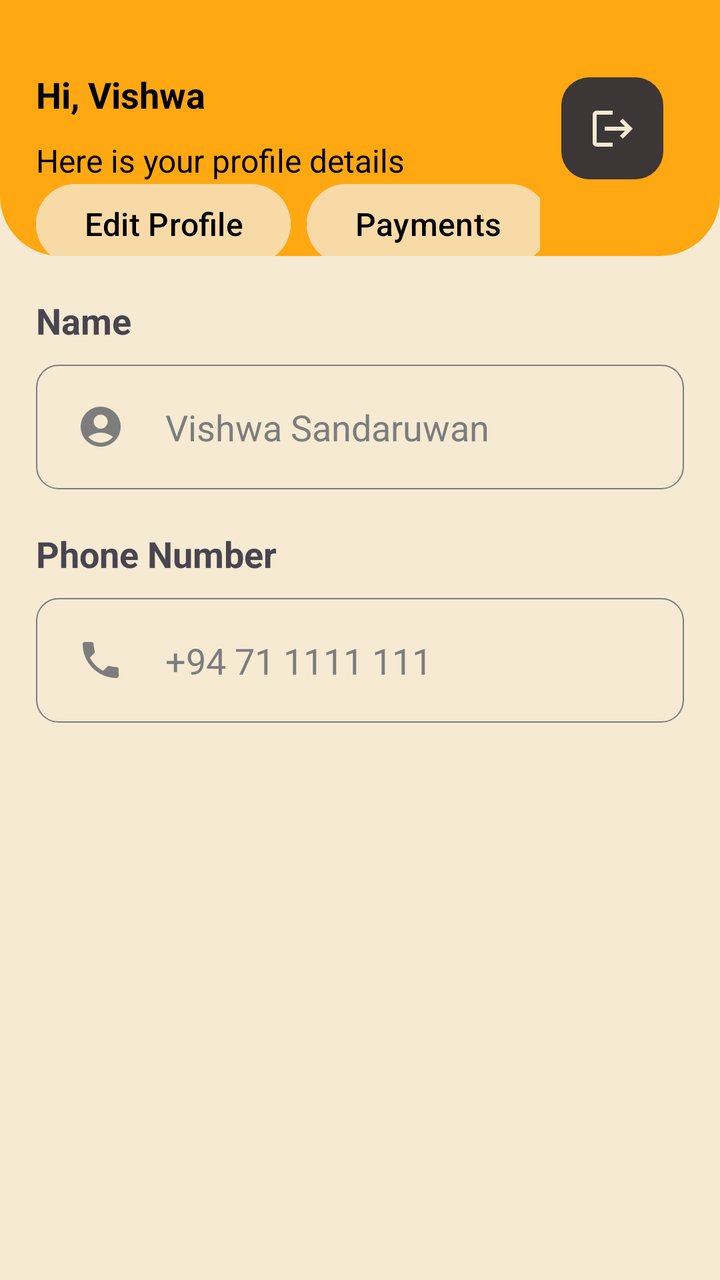
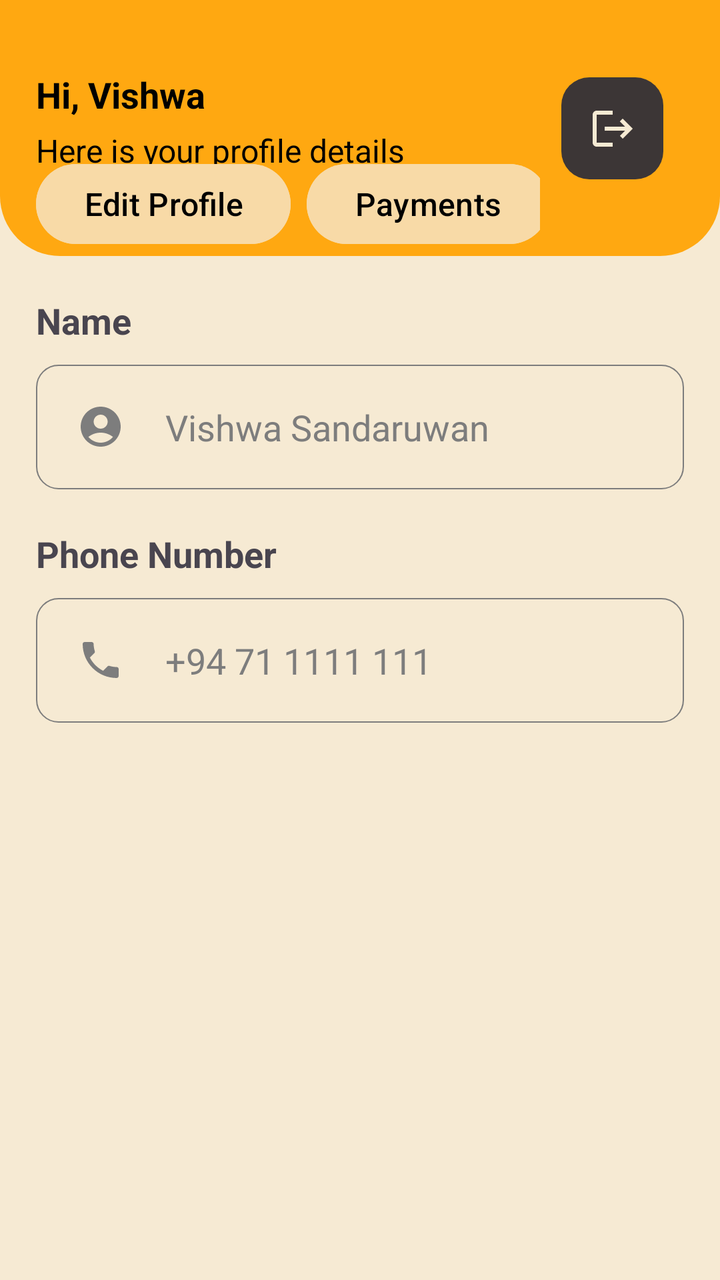

Screens rendered from an Android XML layout before and after an edit, with the pre-edit source and the edit as a unified diff.
<!-- AndroidManifest.xml: application theme Theme.Parkngo -->
<!-- res/layout/fragment_profile.xml -->
<?xml version="1.0" encoding="utf-8"?>
<LinearLayout xmlns:android="http://schemas.android.com/apk/res/android"
    xmlns:tools="http://schemas.android.com/tools"
    android:layout_width="match_parent"
    android:layout_height="match_parent"
    xmlns:app="http://schemas.android.com/apk/res-auto"
    tools:context=".profile.ProfileFragment"
    android:orientation="vertical"
    android:background="@color/backgroundColor">


    <androidx.constraintlayout.widget.ConstraintLayout
        android:layout_weight="2"
        android:background="@drawable/top_app_bar"
        android:layout_width="match_parent"
        android:layout_height="0dp"
        android:paddingHorizontal="18dp">

        <LinearLayout
            app:layout_constraintTop_toTopOf="parent"
            app:layout_constraintStart_toStartOf="parent"
            android:layout_width="match_parent"
            android:layout_height="match_parent">

            
            <androidx.constraintlayout.widget.ConstraintLayout
                android:layout_width="0dp"
                android:layout_weight="2.8"
                android:layout_height="match_parent"
                >

                <TextView
                    android:id="@+id/appbar_main_text"
                    android:layout_width="wrap_content"
                    android:layout_height="wrap_content"
                    android:layout_marginTop="35dp"
                    android:text="Hi, Vishwa"
                    android:textColor="@color/textPrimary"
                    android:textSize="18sp"
                    android:textStyle="bold"
                    app:layout_constraintStart_toStartOf="parent"
                    app:layout_constraintTop_toTopOf="parent" />

                <TextView
                    android:id="@+id/appbar_secondary_text"
                    android:layout_width="wrap_content"
                    android:layout_height="wrap_content"
                    android:layout_marginTop="10dp"
                    android:text="Here is your profile details"
                    android:textColor="@color/textPrimary"
                    android:textSize="16sp"
                    app:layout_constraintStart_toStartOf="parent"
                    app:layout_constraintTop_toBottomOf="@+id/appbar_main_text" />

                <Button
                    android:onClick="edit_profile_btn_handler"
                    android:id="@+id/button"
                    android:layout_width="wrap_content"
                    android:layout_height="wrap_content"
                    android:layout_marginTop="5dp"
                    android:text="Edit Profile"
                    style="@style/loginSignupBtnStyle"
                    app:cornerRadius="30dp"
                    app:layout_constraintBottom_toBottomOf="parent"
                    app:layout_constraintStart_toStartOf="parent"
                    app:layout_constraintTop_toBottomOf="@+id/appbar_secondary_text" />

                <Button
                    android:id="@+id/button2"
                    android:layout_width="wrap_content"
                    android:layout_height="wrap_content"
                    android:text="Payments"
                    android:layout_marginStart="8dp"
                    style="@style/loginSignupBtnStyle"
                    app:cornerRadius="30dp"
                    app:layout_constraintBottom_toBottomOf="@+id/button"
                    app:layout_constraintStart_toEndOf="@+id/button"
                    app:layout_constraintTop_toTopOf="@+id/button" />


            </androidx.constraintlayout.widget.ConstraintLayout>

            
            <androidx.constraintlayout.widget.ConstraintLayout
                android:layout_width="0dp"
                android:layout_weight="0.8"
                android:layout_height="match_parent"
                >

                <ImageView
                    android:id="@+id/login_otp_act_imageView1"
                    app:tint="@color/backgroundColor"
                    android:layout_width="51dp"
                    android:layout_height="51dp"
                    android:scaleType="centerInside"
                    android:clickable="true"
                    android:focusable="true"
                    android:background="@drawable/notification_icon_background"
                    android:src="@drawable/baseline_logout_24"
                    app:layout_constraintBottom_toBottomOf="parent"
                    app:layout_constraintEnd_toEndOf="parent"
                    app:layout_constraintStart_toStartOf="parent"
                    app:layout_constraintTop_toTopOf="parent" />
            </androidx.constraintlayout.widget.ConstraintLayout>

        </LinearLayout>

    </androidx.constraintlayout.widget.ConstraintLayout>


    <androidx.constraintlayout.widget.ConstraintLayout
        android:layout_width="match_parent"
        android:paddingHorizontal="18dp"
        android:layout_height="0dp"
        android:layout_weight="8">

        <TextView
            android:id="@+id/name_title"
            android:layout_width="match_parent"
            android:layout_height="wrap_content"
            android:text="Name"
            android:textStyle="bold"
            android:textSize="18sp"
            android:layout_marginTop="20dp"
            app:layout_constraintTop_toTopOf="parent"
            app:layout_constraintStart_toStartOf="parent"
            />
        <LinearLayout
            android:id="@+id/lienar_layout_name"
            android:paddingVertical="19dp"
            android:background="@drawable/round_outline"
            android:layout_width="match_parent"
            android:layout_height="wrap_content"
            android:layout_marginTop="10dp"
            app:layout_constraintTop_toBottomOf="@+id/name_title"
            app:layout_constraintStart_toStartOf="parent"
            android:orientation="horizontal">
            <ImageView
                android:layout_weight="0.5"
                android:src="@drawable/baseline_account_circle_24"
                android:layout_width="0dp"
                android:layout_height="wrap_content"
                app:tint="#7D7D7D" />
            <TextView
                android:layout_weight="2"
                android:text="Vishwa Sandaruwan"
                android:textColor="#7D7D7D"
                android:textSize="18sp"
                android:layout_width="0dp"
                android:layout_height="wrap_content"/>
        </LinearLayout>

        <TextView
            android:id="@+id/phn_number_title"
            android:layout_width="match_parent"
            android:layout_height="wrap_content"
            android:text="Phone Number"
            android:textStyle="bold"
            android:textSize="18sp"
            android:layout_marginTop="20dp"
            app:layout_constraintTop_toBottomOf="@id/lienar_layout_name"
            app:layout_constraintStart_toStartOf="parent"
            />
        <LinearLayout
            android:paddingVertical="19dp"
            android:background="@drawable/round_outline"
            android:layout_width="match_parent"
            android:layout_height="wrap_content"
            android:layout_marginTop="10dp"
            app:layout_constraintTop_toBottomOf="@+id/phn_number_title"
            app:layout_constraintStart_toStartOf="parent"
            android:orientation="horizontal">
            <ImageView
                android:layout_weight="0.5"
                android:src="@drawable/baseline_local_phone_24"
                android:layout_width="0dp"
                android:layout_height="wrap_content"
                app:tint="#7D7D7D"/>
            <TextView
                android:layout_weight="2"
                android:text="+94 71 1111 111"
                android:textSize="18sp"
                android:textColor="#7D7D7D"
                android:layout_width="0dp"
                android:layout_height="wrap_content"/>
        </LinearLayout>
    </androidx.constraintlayout.widget.ConstraintLayout>

</LinearLayout>
<!-- resources referenced by this layout -->
<resources>
  <color name="backgroundColor">#F6EAD3</color>
  <color name="textPrimary">#FF000000</color>
  <!-- drawable baseline_account_circle_24 (drawable) -->
  <vector android:height="24dp" android:tint="#000000"
      android:viewportHeight="24" android:viewportWidth="24"
      android:width="24dp" xmlns:android="http://schemas.android.com/apk/res/android">
      <path android:fillColor="@android:color/white" android:pathData="M12,2C6.48,2 2,6.48 2,12s4.48,10 10,10s10,-4.48 10,-10S17.52,2 12,2zM12,6c1.93,0 3.5,1.57 3.5,3.5S13.93,13 12,13s-3.5,-1.57 -3.5,-3.5S10.07,6 12,6zM12,20c-2.03,0 -4.43,-0.82 -6.14,-2.88C7.55,15.8 9.68,15 12,15s4.45,0.8 6.14,2.12C16.43,19.18 14.03,20 12,20z"/>
  </vector>
  <!-- drawable baseline_local_phone_24 (drawable) -->
  <vector android:height="24dp" android:tint="#000000"
      android:viewportHeight="24" android:viewportWidth="24"
      android:width="24dp" xmlns:android="http://schemas.android.com/apk/res/android">
      <path android:fillColor="@android:color/white" android:pathData="M6.62,10.79c1.44,2.83 3.76,5.14 6.59,6.59l2.2,-2.2c0.27,-0.27 0.67,-0.36 1.02,-0.24 1.12,0.37 2.33,0.57 3.57,0.57 0.55,0 1,0.45 1,1V20c0,0.55 -0.45,1 -1,1 -9.39,0 -17,-7.61 -17,-17 0,-0.55 0.45,-1 1,-1h3.5c0.55,0 1,0.45 1,1 0,1.25 0.2,2.45 0.57,3.57 0.11,0.35 0.03,0.74 -0.25,1.02l-2.2,2.2z"/>
  </vector>
  <!-- drawable baseline_logout_24 (drawable) -->
  <vector android:autoMirrored="true" android:height="24dp"
      android:tint="#000000" android:viewportHeight="24"
      android:viewportWidth="24" android:width="24dp" xmlns:android="http://schemas.android.com/apk/res/android">
      <path android:fillColor="@android:color/white" android:pathData="M17,7l-1.41,1.41L18.17,11H8v2h10.17l-2.58,2.58L17,17l5,-5zM4,5h8V3H4c-1.1,0 -2,0.9 -2,2v14c0,1.1 0.9,2 2,2h8v-2H4V5z"/>
  </vector>
  <!-- drawable notification_icon_background (drawable) -->
  <?xml version="1.0" encoding="utf-8"?>
  <shape xmlns:android="http://schemas.android.com/apk/res/android">
      <solid android:color="#3C3636" /> 
      <corners android:radius="14dp" /> 
  </shape>
  <!-- drawable round_outline (drawable) -->
  <?xml version="1.0" encoding="utf-8"?>
  <shape xmlns:android="http://schemas.android.com/apk/res/android">
      <stroke android:width="0.5dp" android:color="#7D7D7D" />
      <corners android:radius="11dp" /> 
  </shape>
  <!-- drawable top_app_bar (drawable) -->
  <?xml version="1.0" encoding="utf-8"?>
  <shape xmlns:android="http://schemas.android.com/apk/res/android">
      <solid android:color="@color/primaryColor" /> 
      <corners android:bottomLeftRadius="30dp" android:bottomRightRadius="30dp" /> 
  </shape>
  <style name="loginSignupBtnStyle">
      <item name="android:textColor">@color/textPrimary</item>
      <item name="android:backgroundTint">@color/loginSignupBtnColor</item>
      <item name="android:textSize">16sp</item>
  </style>
  <style name="Theme.Parkngo" parent="Base.Theme.Parkngo" />
  <color name="primaryColor">#FFA811</color>
  <color name="loginSignupBtnColor">#F8DAA7</color>
  <style name="Base.Theme.Parkngo" parent="Theme.Material3.DayNight.NoActionBar">
      
      <item name="colorPrimary">@color/primaryColor</item>
  </style>
</resources>

<!-- the commit's change to res/layout/fragment_profile.xml (unified diff, before → after) -->
@@ -45,7 +45,7 @@
                     android:id="@+id/appbar_secondary_text"
                     android:layout_width="wrap_content"
                     android:layout_height="wrap_content"
-                    android:layout_marginTop="10dp"
+                    android:layout_marginTop="5dp"
                     android:text="Here is your profile details"
                     android:textColor="@color/textPrimary"
                     android:textSize="16sp"
@@ -53,13 +53,13 @@
                     app:layout_constraintTop_toBottomOf="@+id/appbar_main_text" />
 
                 <Button
-                    android:onClick="edit_profile_btn_handler"
                     android:id="@+id/button"
+                    style="@style/loginSignupBtnStyle"
                     android:layout_width="wrap_content"
                     android:layout_height="wrap_content"
                     android:layout_marginTop="5dp"
+                    android:layout_marginBottom="15dp"
                     android:text="Edit Profile"
-                    style="@style/loginSignupBtnStyle"
                     app:cornerRadius="30dp"
                     app:layout_constraintBottom_toBottomOf="parent"
                     app:layout_constraintStart_toStartOf="parent"
